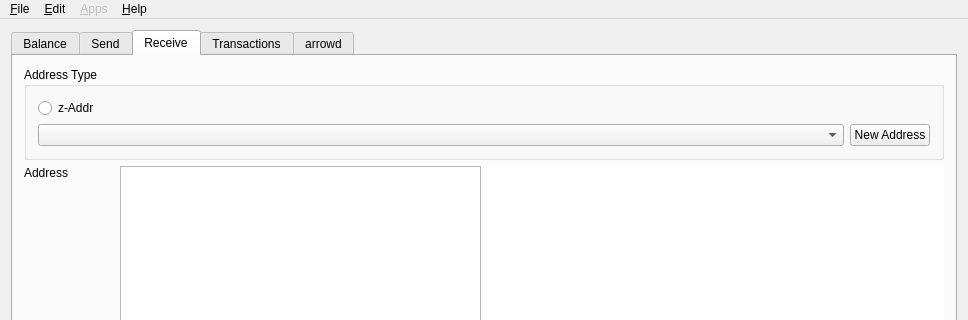
First picture: the form in src/mainwindow.ui, repository Arrowchain/zecwallet, before the edit; both pictures show x 0 to 968 and y 0 to 320 of the 968 by 616 pixel window.
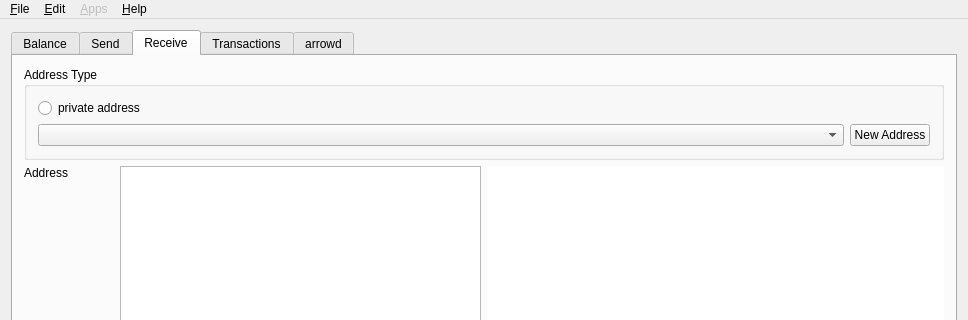
Second picture: the form after the edit. The open tabs and pages were chosen to show the change. Icons and pictures are not drawn. Custom widgets are drawn as their Qt base class.

The edit to the form file:
```diff
--- a/src/mainwindow.ui
+++ b/src/mainwindow.ui
@@ -669,7 +669,7 @@
                <item>
                 <widget class="QRadioButton" name="rdioZSAddr">
                  <property name="text">
-                  <string>z-Addr</string>
+                  <string>private address</string>
                  </property>
                 </widget>
                </item>
```
Left out of the diff: 2 changed lines with no effect on the pictures.
